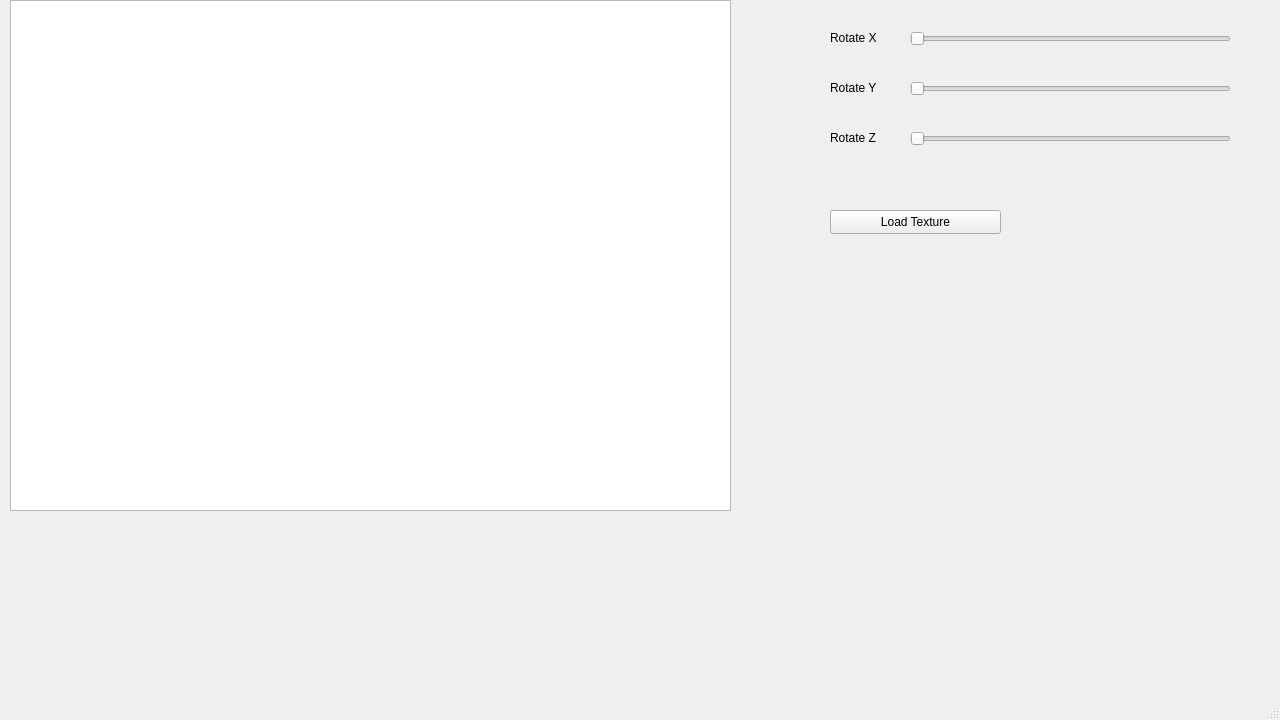
Qt form mainwindow.ui (slash122/3D-Image-Animator) before a commit.
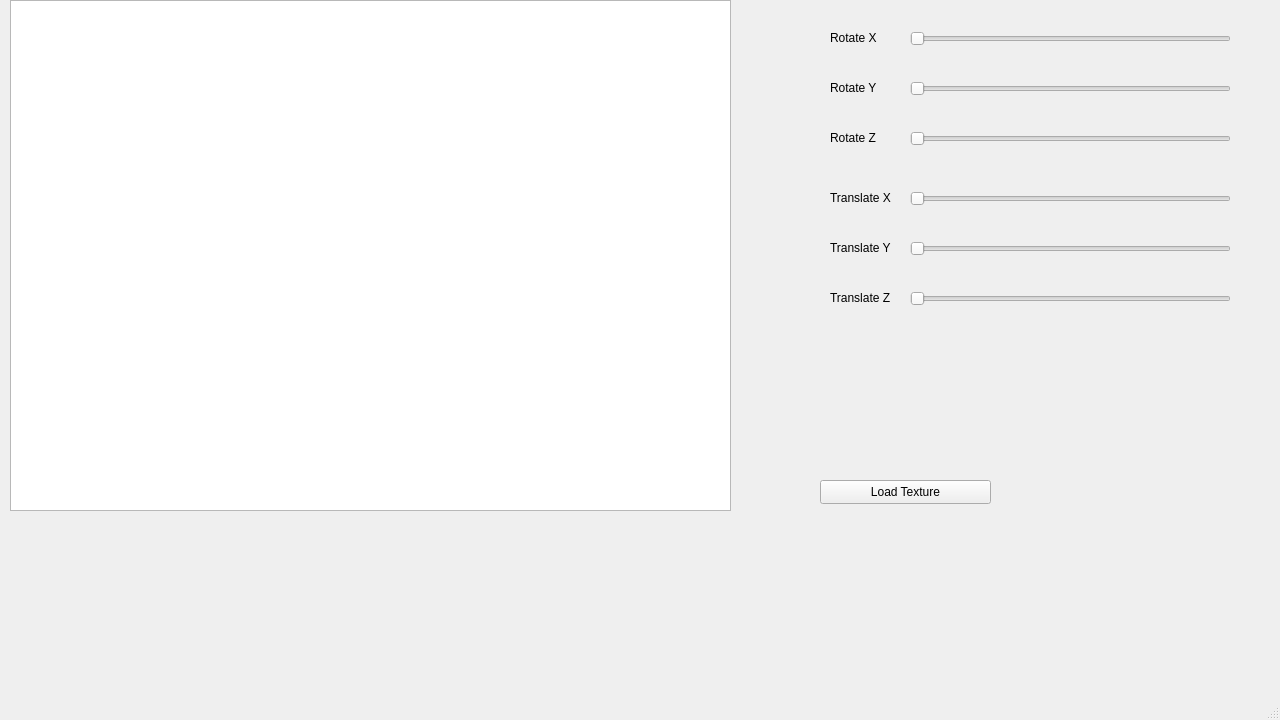
The same form after that commit.

What changed in the file:
```diff
--- a/mainwindow.ui
+++ b/mainwindow.ui
@@ -108,8 +108,8 @@
    <widget class="QPushButton" name="loadTexture">
     <property name="geometry">
      <rect>
-      <x>830</x>
-      <y>210</y>
+      <x>820</x>
+      <y>480</y>
       <width>171</width>
       <height>24</height>
      </rect>
@@ -118,6 +118,84 @@
      <string>Load Texture</string>
     </property>
    </widget>
+   <widget class="QLabel" name="label_4">
+    <property name="geometry">
+     <rect>
+      <x>830</x>
+      <y>190</y>
+      <width>61</width>
+      <height>16</height>
+     </rect>
+    </property>
+    <property name="text">
+     <string>Translate X</string>
+    </property>
+   </widget>
+   <widget class="QLabel" name="label_5">
+    <property name="geometry">
+     <rect>
+      <x>830</x>
+      <y>290</y>
+      <width>61</width>
+      <height>16</height>
+     </rect>
+    </property>
+    <property name="text">
+     <string>Translate Z</string>
+    </property>
+   </widget>
+   <widget class="QSlider" name="translateZ">
+    <property name="geometry">
+     <rect>
+      <x>910</x>
+      <y>290</y>
+      <width>321</width>
+      <height>18</height>
+     </rect>
+    </property>
+    <property name="orientation">
+     <enum>Qt::Horizontal</enum>
+    </property>
+   </widget>
+   <widget class="QSlider" name="translateX">
+    <property name="geometry">
+     <rect>
+      <x>910</x>
+      <y>190</y>
+      <width>321</width>
+      <height>18</height>
+     </rect>
+    </property>
+    <property name="orientation">
+     <enum>Qt::Horizontal</enum>
+    </property>
+   </widget>
+   <widget class="QLabel" name="label_6">
+    <property name="geometry">
+     <rect>
+      <x>830</x>
+      <y>240</y>
+      <width>61</width>
+      <height>16</height>
+     </rect>
+    </property>
+    <property name="text">
+     <string>Translate Y</string>
+    </property>
+   </widget>
+   <widget class="QSlider" name="translateY">
+    <property name="geometry">
+     <rect>
+      <x>910</x>
+      <y>240</y>
+      <width>321</width>
+      <height>18</height>
+     </rect>
+    </property>
+    <property name="orientation">
+     <enum>Qt::Horizontal</enum>
+    </property>
+   </widget>
   </widget>
   <widget class="QMenuBar" name="menubar">
    <property name="geometry">
```
